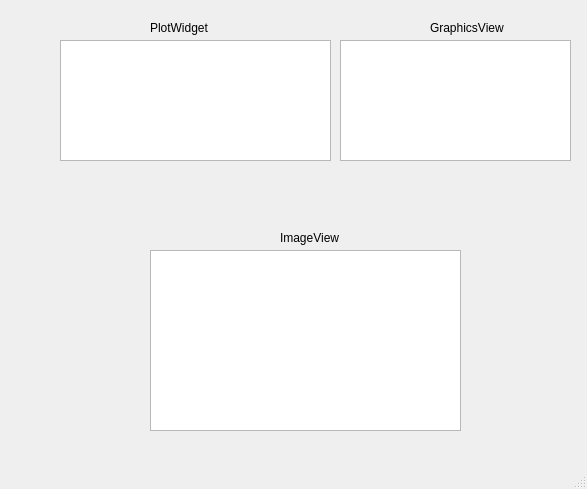
Above: gui_1.ui from GurayGurkan/PyQtGraph_docs before the change. Below: the same form after it.
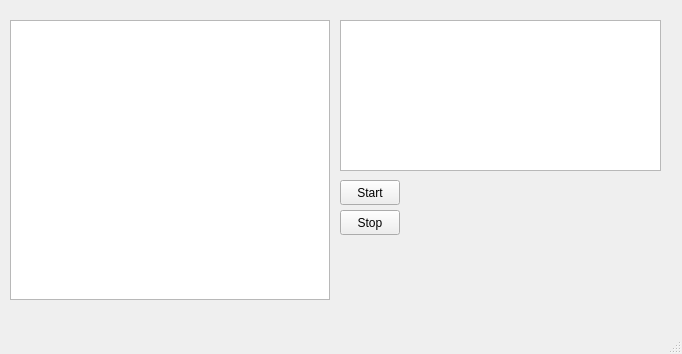
That is the form after the change. Custom widgets are drawn as their Qt base class.

```diff
--- a/gui_1.ui
+++ b/gui_1.ui
@@ -6,8 +6,8 @@
    <rect>
     <x>0</x>
     <y>0</y>
-    <width>587</width>
-    <height>489</height>
+    <width>682</width>
+    <height>354</height>
    </rect>
   </property>
   <property name="windowTitle">
@@ -17,70 +17,47 @@
    <widget class="GraphicsView" name="figure2">
     <property name="geometry">
      <rect>
-      <x>340</x>
-      <y>40</y>
-      <width>231</width>
-      <height>121</height>
-     </rect>
-    </property>
-   </widget>
-   <widget class="QLabel" name="label">
-    <property name="geometry">
-     <rect>
-      <x>430</x>
+      <x>10</x>
       <y>20</y>
-      <width>111</width>
-      <height>16</height>
+      <width>320</width>
+      <height>280</height>
      </rect>
     </property>
-    <property name="text">
-     <string>GraphicsView</string>
-    </property>
    </widget>
    <widget class="PlotWidget" name="figure1">
     <property name="geometry">
      <rect>
-      <x>60</x>
-      <y>40</y>
-      <width>271</width>
-      <height>121</height>
-     </rect>
-    </property>
-   </widget>
-   <widget class="QLabel" name="label_2">
-    <property name="geometry">
-     <rect>
-      <x>150</x>
+      <x>340</x>
       <y>20</y>
-      <width>71</width>
-      <height>16</height>
+      <width>321</width>
+      <height>151</height>
      </rect>
     </property>
-    <property name="text">
-     <string>PlotWidget</string>
-    </property>
    </widget>
-   <widget class="ImageView" name="figure3">
+   <widget class="QPushButton" name="buttonStart">
     <property name="geometry">
      <rect>
-      <x>150</x>
-      <y>250</y>
-      <width>311</width>
-      <height>181</height>
+      <x>340</x>
+      <y>180</y>
+      <width>60</width>
+      <height>25</height>
      </rect>
     </property>
+    <property name="text">
+     <string>Start</string>
+    </property>
    </widget>
-   <widget class="QLabel" name="label_3">
+   <widget class="QPushButton" name="buttonStop">
     <property name="geometry">
      <rect>
-      <x>280</x>
-      <y>230</y>
-      <width>71</width>
-      <height>16</height>
+      <x>340</x>
+      <y>210</y>
+      <width>60</width>
+      <height>25</height>
      </rect>
     </property>
     <property name="text">
-     <string>ImageView</string>
+     <string>Stop</string>
     </property>
    </widget>
   </widget>
@@ -107,11 +84,6 @@
    <extends>QGraphicsView</extends>
    <header>pyqtgraph</header>
   </customwidget>
-  <customwidget>
-   <class>ImageView</class>
-   <extends>QGraphicsView</extends>
-   <header>pyqtgraph</header>
-  </customwidget>
  </customwidgets>
  <resources/>
  <connections/>
```
Left out of the diff: 2 changed lines with no effect on the pictures.
